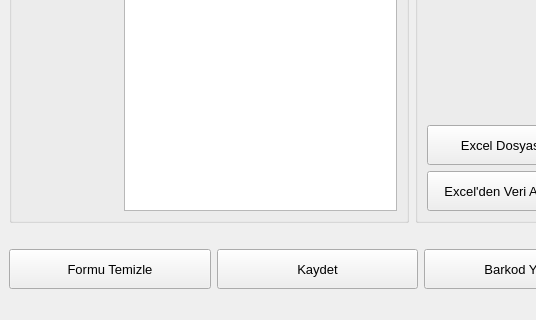
Above: ui/kitapKayit.ui from mseroglu/kutuphaneOtomasyon before the change; both pictures show x 0 to 536 and y 406 to 726 of the 1050 by 726 pixel window. Below: the same form after it.
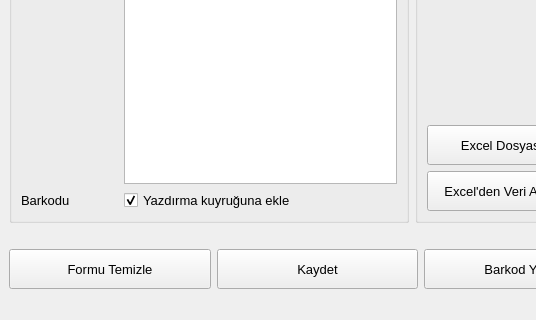
That is the form after the change. Icons and pictures are not drawn.

Commit message: Üye listesi ve barkod yazdırma işleri bitti

```diff
--- a/ui/kitapKayit.ui
+++ b/ui/kitapKayit.ui
@@ -553,6 +553,37 @@
            </item>
           </layout>
          </item>
+         <item row="13" column="0">
+          <widget class="QLabel" name="label_14">
+           <property name="font">
+            <font>
+             <pointsize>10</pointsize>
+            </font>
+           </property>
+           <property name="text">
+            <string>Barkodu</string>
+           </property>
+          </widget>
+         </item>
+         <item row="13" column="1">
+          <widget class="QCheckBox" name="checkBox_barkodYazdirma">
+           <property name="mouseTracking">
+            <bool>true</bool>
+           </property>
+           <property name="tabletTracking">
+            <bool>false</bool>
+           </property>
+           <property name="text">
+            <string>Yazdırma kuyruğuna ekle</string>
+           </property>
+           <property name="checkable">
+            <bool>true</bool>
+           </property>
+           <property name="checked">
+            <bool>true</bool>
+           </property>
+          </widget>
+         </item>
         </layout>
        </widget>
       </item>
```
The commit also changes 150 other files.
